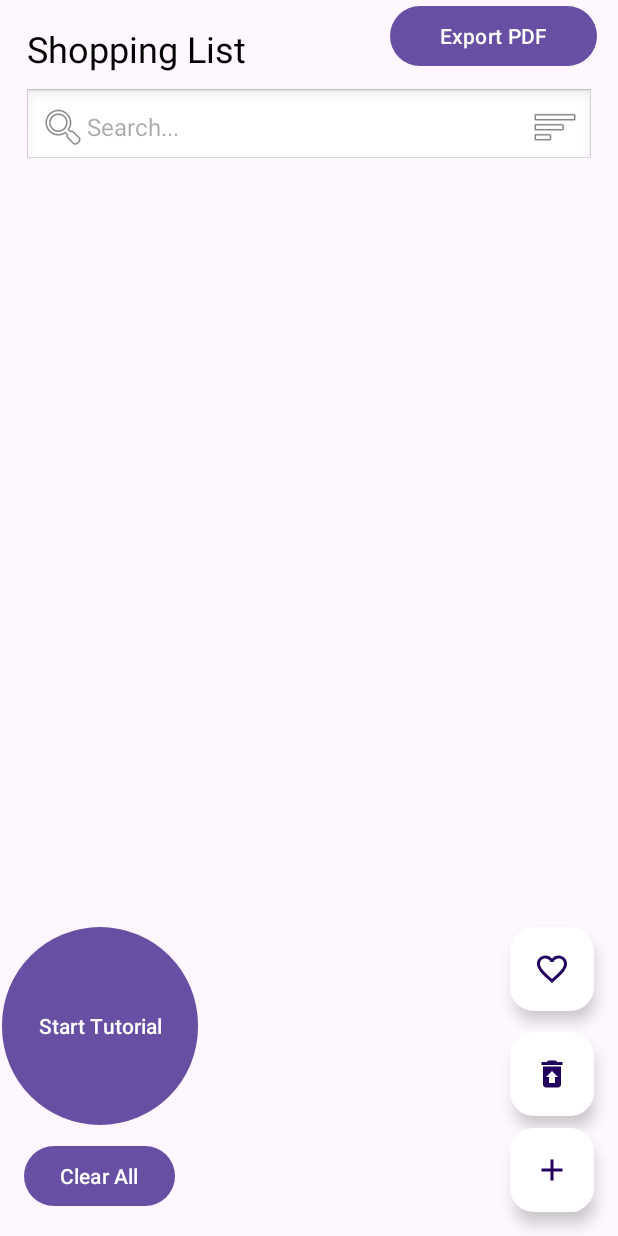
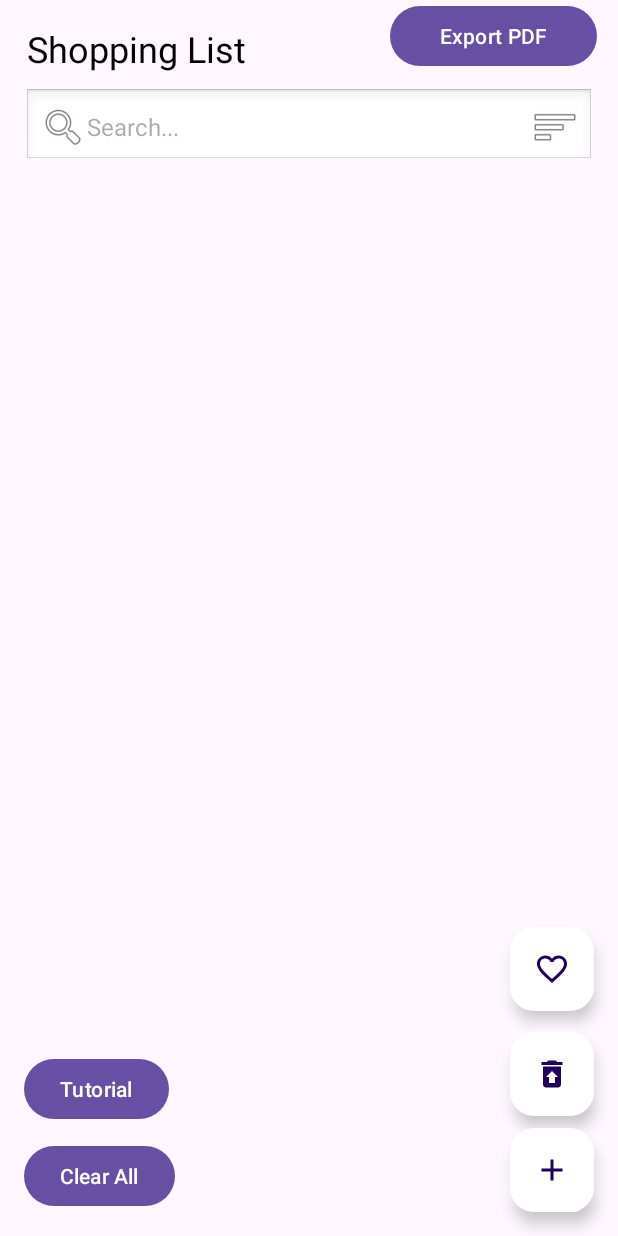
Before and after one commit to paras603/easy-cart, an Android app: the screen it shows after launch (MainActivity), on a phone screen of 412 x 824 dp. Run offline under Robolectric (Android 15) with nearby library versions, the phone set to English and light mode, and no system bars.

Commit message:
fixed tutorial button layout

```diff
--- a/app/src/main/res/layout/activity_main.xml
+++ b/app/src/main/res/layout/activity_main.xml
@@ -114,11 +114,9 @@
         android:layout_width="wrap_content"
         android:layout_height="wrap_content"
         android:layout_above="@+id/clearAllButton"
-        android:layout_alignParentTop="true"
-        android:layout_alignParentEnd="true"
-        android:layout_marginTop="614dp"
-        android:layout_marginEnd="280dp"
-        android:layout_marginBottom="6dp"
-        android:text="Start Tutorial" />
+        android:layout_alignParentStart="true"
+        android:layout_marginStart="16dp"
+        android:layout_marginBottom="10dp"
+        android:text="Tutorial" />
 
 </RelativeLayout>
```
